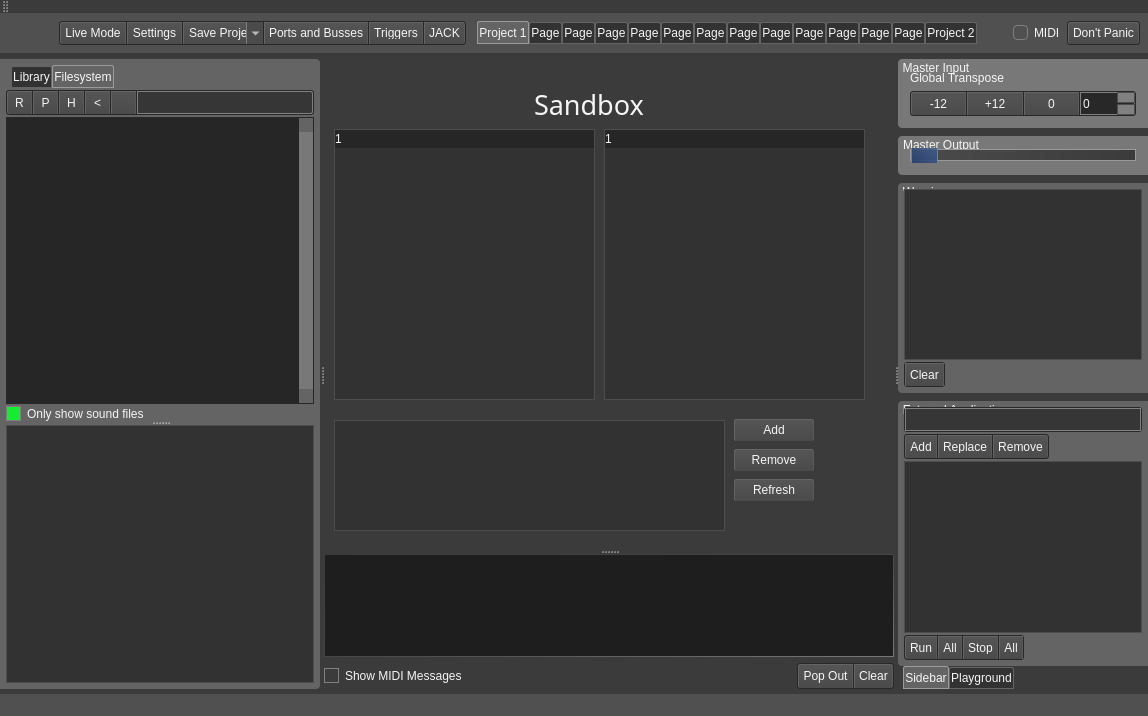
First picture: the form in src/mainwindow.ui, repository noedigcode/konfyt, before the edit.
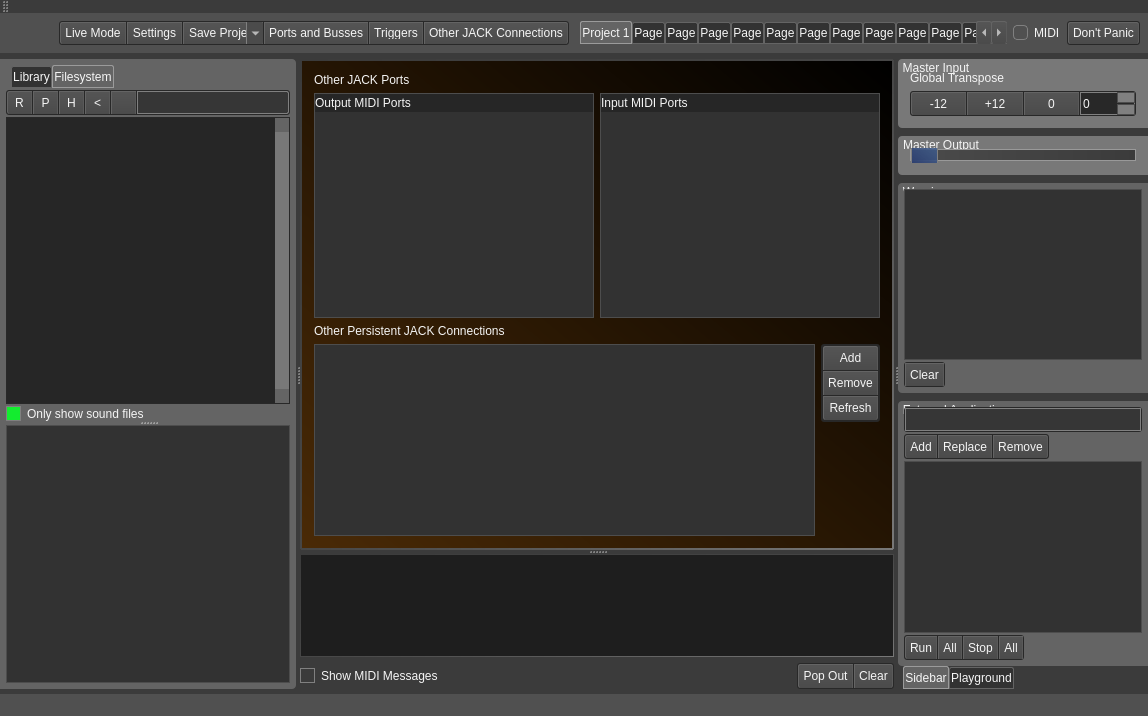
Second picture: the form after the edit. Icons and pictures are not drawn.

Commit message: Updated Other-Jack-Connections GUI.

```diff
--- a/src/mainwindow.ui
+++ b/src/mainwindow.ui
@@ -694,7 +694,7 @@
 border-bottom-left-radius: 0;</string>
             </property>
             <property name="text">
-             <string>JACK</string>
+             <string>Other JACK Connections</string>
             </property>
            </widget>
           </item>
@@ -5265,12 +5265,225 @@
           </item>
          </layout>
         </widget>
+        <widget class="QWidget" name="otherJackConsPage">
+         <layout class="QGridLayout" name="gridLayout_40">
+          <property name="leftMargin">
+           <number>0</number>
+          </property>
+          <property name="topMargin">
+           <number>0</number>
+          </property>
+          <property name="rightMargin">
+           <number>0</number>
+          </property>
+          <property name="bottomMargin">
+           <number>0</number>
+          </property>
+          <property name="spacing">
+           <number>0</number>
+          </property>
+          <item row="0" column="0">
+           <widget class="QGroupBox" name="groupBox">
+            <property name="styleSheet">
+             <string notr="true">QGroupBox {
+
+margin-top: 0;
+
+	background-color: qlineargradient(spread:pad, x1:1, y1:0.00568182, x2:0, y2:1, stop:0 rgba(0, 0, 0, 255), stop:1 rgba(74, 42, 6, 255));
+
+border-top-color: qlineargradient(spread:pad, x1:1, y1:0, x2:0, y2:0, stop:0 rgba(70, 70, 70, 255), stop:1 rgba(59, 59, 59, 255));
+	border-left-color: qlineargradient(spread:pad, x1:0, y1:1, x2:0, y2:0, stop:0 rgba(70, 70, 70, 255), stop:1 rgba(59, 59, 59, 255));
+border-right-color: qlineargradient(spread:pad, x1:0, y1:1, x2:0, y2:0, stop:0 rgba(120, 120, 120, 255), stop:1 rgba(70, 70, 70, 255));
+border-bottom-color: qlineargradient(spread:pad, x1:1, y1:0, x2:0, y2:0, stop:0 rgba(120, 120, 120, 255), stop:1 rgba(70, 70, 70, 255));
+
+}</string>
+            </property>
+            <property name="title">
+             <string/>
+            </property>
+            <layout class="QGridLayout" name="gridLayout_43" rowstretch="0,1,0,0">
+             <item row="0" column="0">
+              <widget class="QLabel" name="label">
+               <property name="text">
+                <string>Other JACK Ports</string>
+               </property>
+              </widget>
+             </item>
+             <item row="3" column="0">
+              <layout class="QGridLayout" name="gridLayout_41">
+               <item row="0" column="0">
+                <widget class="QListWidget" name="listWidget_jackConnections"/>
+               </item>
+               <item row="0" column="1">
+                <layout class="QVBoxLayout" name="verticalLayout_8">
+                 <item>
+                  <widget class="QFrame" name="frame">
+                   <property name="styleSheet">
+                    <string notr="true">QFrame{
+	background: rgb(40,40,40);
+    padding: 1px;
+	border-radius: 3px;
+}
+
+QPushButton{
+	border-top: 1px solid rgb(100,100,100);
+    border-left: 1px solid rgb(100,100,100);
+    border-right: 1px solid rgb(90,90,90);
+    border-bottom: 1px solid rgb(75,75,75);
+	
+	background-color: qlineargradient(spread:pad, x1:0, y1:1, x2:0, y2:0, stop:0 rgba(75, 75, 75, 255), stop:1 rgba(85,85,85, 255));
+
+	border-radius: 2px;
+}
+
+QPushButton:hover{
+	border-top: 1px solid rgb(100,100,100);
+    border-left: 1px solid rgb(100,100,100);
+    border-right: 1px solid rgb(90,90,90);
+    border-bottom: 1px solid rgb(75,75,75);
+	
+	background-color: qlineargradient(spread:pad, x1:0, y1:1, x2:0, y2:0, stop:0 rgba(85,85,85, 255), stop:1 rgba(100,100,100, 255));
+
+	border-radius: 2px;
+}
+
+QPushButton:pressed{
+	border-top: 1px solid rgb(100,100,100);
+    border-left: 1px solid rgb(100,100,100);
+    border-right: 1px solid rgb(90,90,90);
+    border-bottom: 1px solid rgb(75,75,75);
+	
+	background-color: qlineargradient(spread:pad, x1:0, y1:1, x2:0, y2:0, stop:0 rgba(50,50,50, 255), stop:1 rgba(65,65,65, 255));
+
+	border-radius: 2px;
+}
+
+QPushButton::checked{
+	color: red;
+	background-color: rgb(54, 54, 54);
+}</string>
+                   </property>
+                   <property name="frameShape">
+                    <enum>QFrame::StyledPanel</enum>
+                   </property>
+                   <property name="frameShadow">
+                    <enum>QFrame::Raised</enum>
+                   </property>
+                   <layout class="QGridLayout" name="gridLayout_39">
+                    <property name="leftMargin">
+                     <number>1</number>
+                    </property>
+                    <property name="topMargin">
+                     <number>1</number>
+                    </property>
+                    <property name="rightMargin">
+                     <number>1</number>
+                    </property>
+                    <property name="bottomMargin">
+                     <number>1</number>
+                    </property>
+                    <property name="spacing">
+                     <number>1</number>
+                    </property>
+                    <item row="0" column="0">
+                     <widget class="QPushButton" name="pushButton_jackConAdd">
+                      <property name="styleSheet">
+                       <string notr="true">
+border-bottom-right-radius: 0;
+
+border-bottom-left-radius: 0;</string>
+                      </property>
+                      <property name="text">
+                       <string>Add</string>
+                      </property>
+                     </widget>
+                    </item>
+                    <item row="1" column="0">
+                     <widget class="QPushButton" name="pushButton_jackConRemove">
+                      <property name="styleSheet">
+                       <string notr="true">border-top-right-radius: 0;
+border-bottom-right-radius: 0;
+border-top-left-radius: 0;
+border-bottom-left-radius: 0;</string>
+                      </property>
+                      <property name="text">
+                       <string>Remove</string>
+                      </property>
+                     </widget>
+                    </item>
+                    <item row="2" column="0">
+                     <widget class="QPushButton" name="pushButton_jackConRefresh">
+                      <property name="styleSheet">
+                       <string notr="true">border-top-right-radius: 0;
+
+border-top-left-radius: 0;
+</string>
+                      </property>
+                      <property name="text">
+                       <string>Refresh</string>
+                      </property>
+                     </widget>
+                    </item>
+                   </layout>
+                  </widget>
+                 </item>
+                 <item>
+                  <spacer name="verticalSpacer">
+                   <property name="orientation">
+                    <enum>Qt::Vertical</enum>
+                   </property>
+                   <property name="sizeHint" stdset="0">
+                    <size>
+                     <width>20</width>
+                     <height>40</height>
+                    </size>
+                   </property>
+                  </spacer>
+                 </item>
+                </layout>
+               </item>
+              </layout>
+             </item>
+             <item row="1" column="0">
+              <layout class="QGridLayout" name="gridLayout_42">
+               <item row="1" column="0">
+                <widget class="QTreeWidget" name="treeWidget_jackPortsOut">
+                 <column>
+                  <property name="text">
+                   <string notr="true">Output MIDI Ports</string>
+                  </property>
+                 </column>
+                </widget>
+               </item>
+               <item row="1" column="1">
+                <widget class="QTreeWidget" name="treeWidget_jackportsIn">
+                 <column>
+                  <property name="text">
+                   <string notr="true">Input MIDI Ports</string>
+                  </property>
+                 </column>
+                </widget>
+               </item>
+              </layout>
+             </item>
+             <item row="2" column="0">
+              <widget class="QLabel" name="label_22">
+               <property name="text">
+                <string>Other Persistent JACK Connections</string>
+               </property>
+              </widget>
+             </item>
+            </layout>
+           </widget>
+          </item>
+         </layout>
+        </widget>
         <widget class="QWidget" name="sandboxPage">
-         <widget class="QLabel" name="label">
+         <widget class="QLabel" name="label_5">
           <property name="geometry">
            <rect>
             <x>210</x>
-            <y>20</y>
+            <y>40</y>
             <width>131</width>
             <height>51</height>
            </rect>
@@ -5291,85 +5504,6 @@
            <string>Sandbox</string>
           </property>
          </widget>
-         <widget class="QTreeWidget" name="treeWidget_jackPortsOut">
-          <property name="geometry">
-           <rect>
-            <x>10</x>
-            <y>70</y>
-            <width>261</width>
-            <height>271</height>
-           </rect>
-          </property>
-          <column>
-           <property name="text">
-            <string notr="true">1</string>
-           </property>
-          </column>
-         </widget>
-         <widget class="QTreeWidget" name="treeWidget_jackportsIn">
-          <property name="geometry">
-           <rect>
-            <x>280</x>
-            <y>70</y>
-            <width>261</width>
-            <height>271</height>
-           </rect>
-          </property>
-          <column>
-           <property name="text">
-            <string notr="true">1</string>
-           </property>
-          </column>
-         </widget>
-         <widget class="QListWidget" name="listWidget_jackConnections">
-          <property name="geometry">
-           <rect>
-            <x>10</x>
-            <y>361</y>
-            <width>391</width>
-            <height>111</height>
-           </rect>
-          </property>
-         </widget>
-         <widget class="QPushButton" name="pushButton_jackConAdd">
-          <property name="geometry">
-           <rect>
-            <x>410</x>
-            <y>360</y>
-            <width>80</width>
-            <height>22</height>
-           </rect>
-          </property>
-          <property name="text">
-           <string>Add</string>
-          </property>
-         </widget>
-         <widget class="QPushButton" name="pushButton_jackConRemove">
-          <property name="geometry">
-           <rect>
-            <x>410</x>
-            <y>390</y>
-            <width>80</width>
-            <height>22</height>
-           </rect>
-          </property>
-          <property name="text">
-           <string>Remove</string>
-          </property>
-         </widget>
-         <widget class="QPushButton" name="pushButton_jackConRefresh">
-          <property name="geometry">
-           <rect>
-            <x>410</x>
-            <y>420</y>
-            <width>80</width>
-            <height>22</height>
-           </rect>
-          </property>
-          <property name="text">
-           <string>Refresh</string>
-          </property>
-         </widget>
         </widget>
        </widget>
        <widget class="QStackedWidget" name="stackedWidget_Console">
```
Left out of the diff: 2 changed lines with no effect on the pictures. The commit also changes 2 other files.
